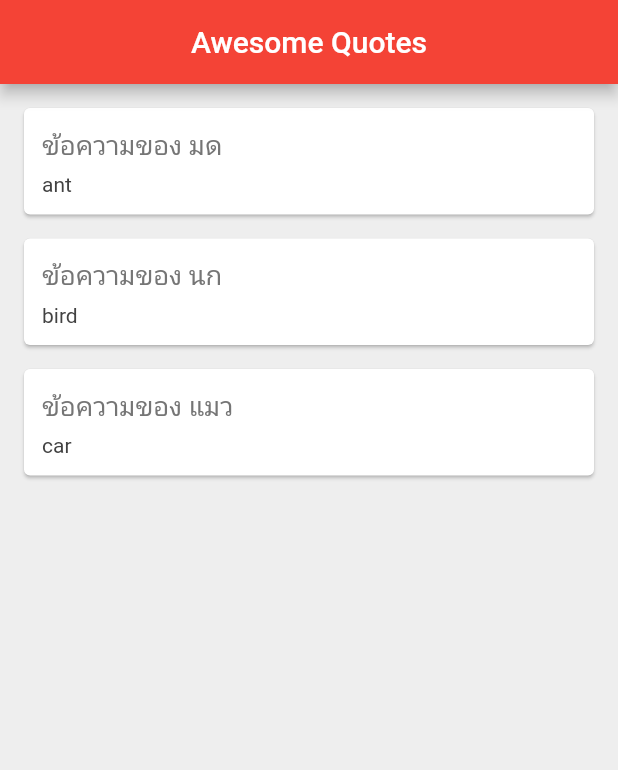
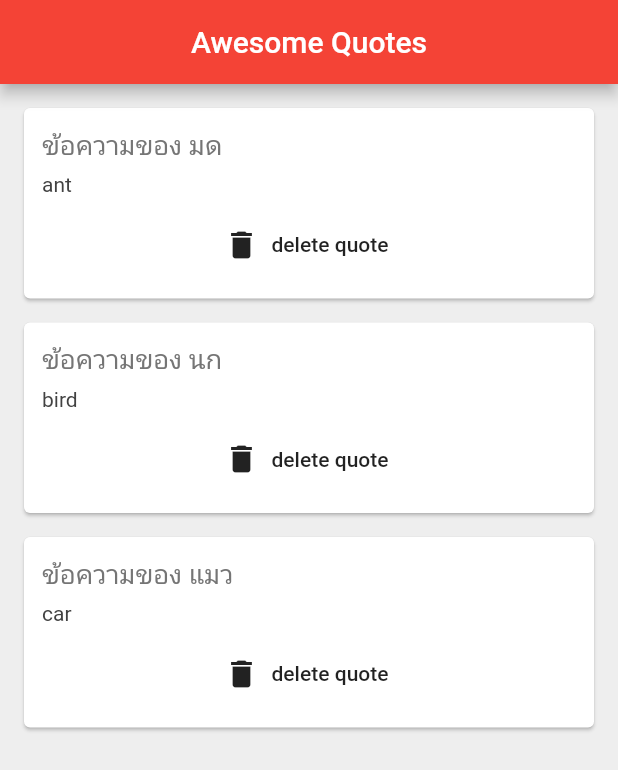
Before and after one commit to 9mudontwork/Flutter-Mini-Project-ID-Card-Test, a Flutter app: the screen it shows after launch, on a phone screen of 412 x 824 dp. Shown: the top 770 px of the screen. Run offline on Flutter 3.47's test engine with Material 2 defaults, Android fonts, the phone set to English and light mode, and no system bars.

Commit message:
ทดสอบ Functions as Parameters

```diff
--- a/id_card_mini_project/lib/main.dart
+++ b/id_card_mini_project/lib/main.dart
@@ -28,7 +28,18 @@ class _QuoteListState extends State<QuoteList> {
           backgroundColor: Colors.red[500],
         ),
         body: Column(
-          children: quotes.map((quote) => QuoteCard(quote: quote)).toList(),
+          children: quotes
+              .map(
+                (quote) => QuoteCard(
+                  quote: quote,
+                  delete: () {
+                    setState(() {
+                      quotes.remove(quote);
+                    });
+                  },
+                ),
+              )
+              .toList(),
         ));
   }
 }
--- a/id_card_mini_project/lib/quote_card.dart
+++ b/id_card_mini_project/lib/quote_card.dart
@@ -3,8 +3,9 @@ import 'quote.dart';
 
 class QuoteCard extends StatelessWidget {
   final Quote quote;
+  final Function delete;
 
-  QuoteCard({this.quote});
+  QuoteCard({this.quote, this.delete});
 
   @override
   Widget build(BuildContext context) {
@@ -29,6 +30,12 @@ class QuoteCard extends StatelessWidget {
                 fontSize: 14,
                 color: Colors.grey[800],
               ),
+            ),
+            SizedBox(height: 8),
+            FlatButton.icon(
+              onPressed: delete,
+              label: Text('delete quote'),
+              icon: Icon(Icons.delete),
             )
           ],
         ),
```
